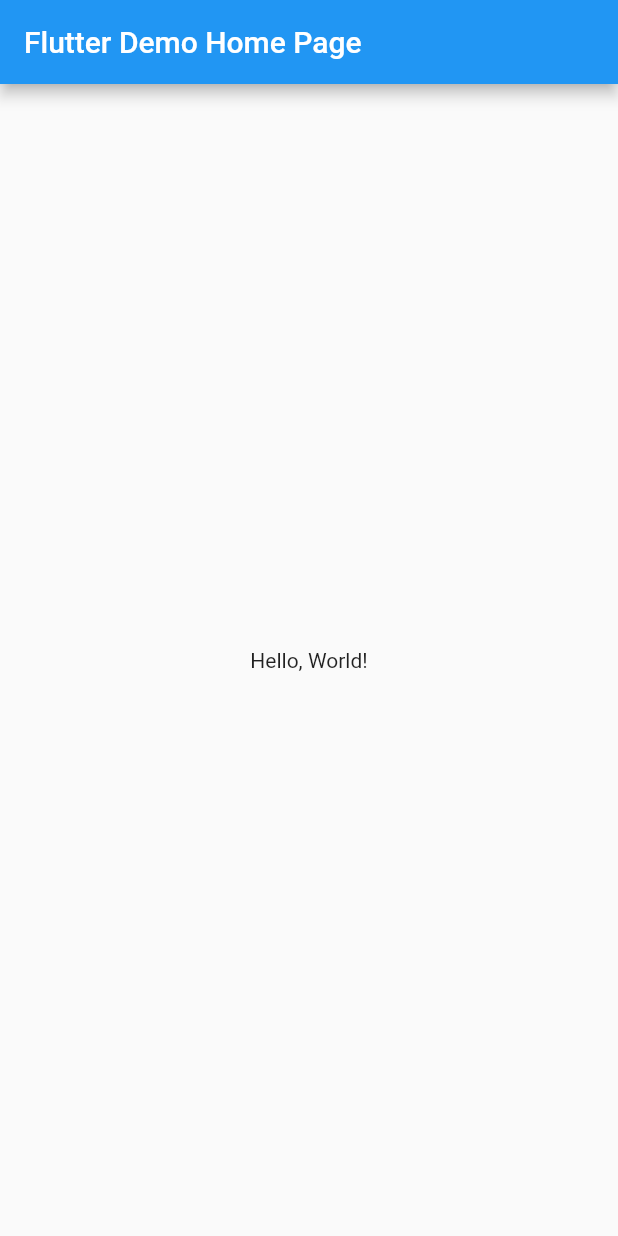
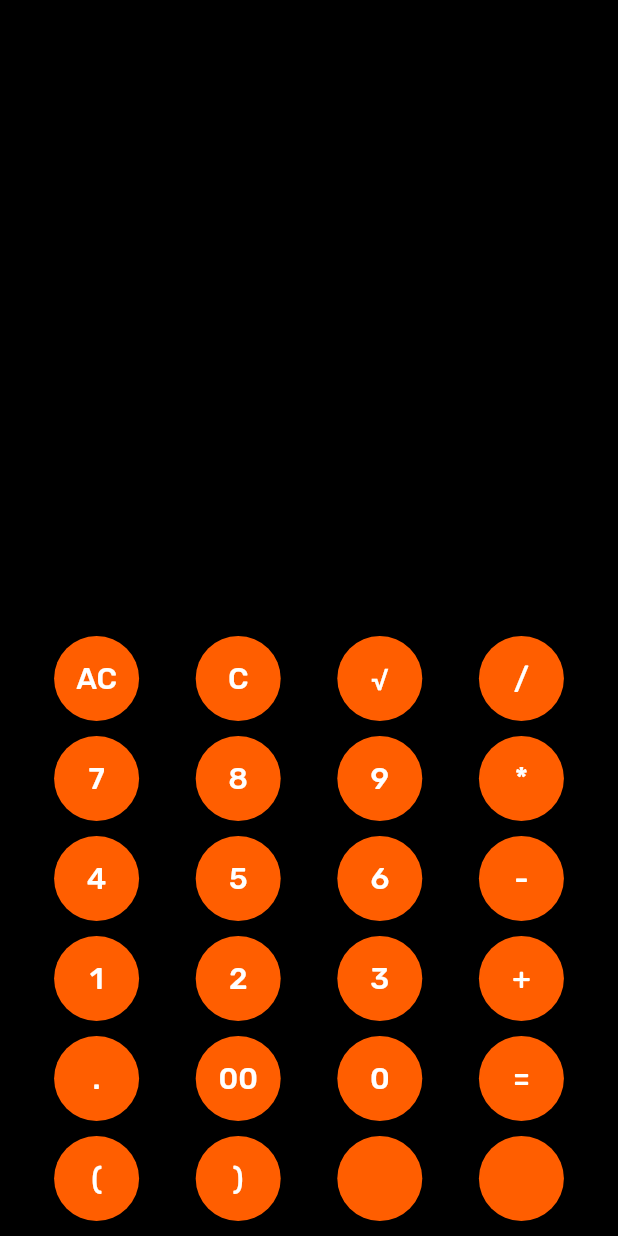
Before and after one commit to joeward1977/Calculator, a Flutter app: the screen it shows after launch, on a phone screen of 412 x 824 dp. Run offline on Flutter 3.47's test engine with Material 2 defaults, Android fonts, the phone set to English and light mode, and no system bars; our stand-ins replace google_fonts, math_expressions.

Commit message:
Initial Commit

```diff
--- a/analysis_options.yaml
+++ /dev/null
@@ -1,29 +0,0 @@
-# This file configures the analyzer, which statically analyzes Dart code to
-# check for errors, warnings, and lints.
-#
-# The issues identified by the analyzer are surfaced in the UI of Dart-enabled
-# IDEs (https://dart.dev/tools#ides-and-editors). The analyzer can also be
-# invoked from the command line by running `flutter analyze`.
-
-# The following line activates a set of recommended lints for Flutter apps,
-# packages, and plugins designed to encourage good coding practices.
-include: package:flutter_lints/flutter.yaml
-
-linter:
-  # The lint rules applied to this project can be customized in the
-  # section below to disable rules from the `package:flutter_lints/flutter.yaml`
-  # included above or to enable additional rules. A list of all available lints
-  # and their documentation is published at
-  # https://dart-lang.github.io/linter/lints/index.html.
-  #
-  # Instead of disabling a lint rule for the entire project in the
-  # section below, it can also be suppressed for a single line of code
-  # or a specific dart file by using the `// ignore: name_of_lint` and
-  # `// ignore_for_file: name_of_lint` syntax on the line or in the file
-  # producing the lint.
-  rules:
-    # avoid_print: false  # Uncomment to disable the `avoid_print` rule
-    # prefer_single_quotes: true  # Uncomment to enable the `prefer_single_quotes` rule
-
-# Additional information about this file can be found at
-# https://dart.dev/guides/language/analysis-options
--- /dev/null
+++ b/lib/const.dart
@@ -0,0 +1,21 @@
+import 'package:flutter/material.dart';
+
+// Constats for the whole GUI
+const kBackgroundColor = Color(0xff000000);
+const double kEdgeInset = 5;
+
+// Constants for the first Widget (The calulator history)
+const kExpressionHistoryColor = Color(0xffff5e00);
+const double kExpressionHistoryFontSize = 20;
+
+// Constants for the second Widget (The current calculation or expression)
+const kExpressionColor = Color(0xffffffff);
+const double kExpressionFontSize = 40;
+
+// Constants for the third Widget (The buttons)
+const double kKeypadSize = 400;
+const kRowWidth = 4;
+const double kButtonSize = 60;
+const double kButtonTextSize = 20;
+const kButtonColor = Color(0xffff5e00);
+const kButtonTextColor = Colors.white;
--- a/lib/main.dart
+++ b/lib/main.dart
@@ -1,39 +1,114 @@
+import 'package:calculator/bottonList.dart';
+import 'package:calculator/calculate.dart';
+import 'package:calculator/const.dart';
 import 'package:flutter/material.dart';
+import 'package:google_fonts/google_fonts.dart';
 
-void main() => runApp(MyApp());
+void main() {
+  runApp(CalcApp());
+}
 
-class MyApp extends StatelessWidget {
-  // This widget is the root of your application.
+class CalcApp extends StatefulWidget {
+  const CalcApp({Key key}) : super(key: key);
+
+  @override
+  CalcAppState createState() => CalcAppState();
+}
+
+class CalcAppState extends State<CalcApp> {
+  // Variable to store
+  String _history = '';
+  // Variables to store what is pressed by the keys
+  String _expression = '';
+  Calculate calc = new Calculate();
+  ButtonList buttons;
+
+  @override
+  void initState() {
+    super.initState();
+    buttons = new ButtonList(calc: calc, updateGUI: updateGUI);
+    buttons.addButtons();
+  }
+
+  void updateGUI() {
+    setState(() {
+      _history = calc.history;
+      _expression = calc.expression;
+    });
+  }
+
+  // Create keypad by making rows and colums of buttons with nested for loops
+  Widget getButtons() {
+    return SizedBox(
+        height: kKeypadSize, // Some height
+        child:
+            Column(mainAxisAlignment: MainAxisAlignment.spaceEvenly, children: [
+          for (var i = 0; i < (((buttons.getSize() - 2) ~/ kRowWidth) + 1); i++)
+            Expanded(
+                child: Row(
+                    mainAxisAlignment: MainAxisAlignment.spaceEvenly,
+                    children: [
+                  for (var j = 0; j < kRowWidth; j++)
+                    Container(
+                      child: ((i * kRowWidth + j + 1) < buttons.getSize())
+                          ? buttons.getButton(i * kRowWidth + j + 1)
+                          : buttons.getButton(0),
+                    ),
+                ]))
+        ]));
+  }
+
   @override
   Widget build(BuildContext context) {
     return MaterialApp(
-      // Application name
-      title: 'Flutter Hello World',
-      // Application theme data, you can set the colors for the application as
-      // you want
-      theme: ThemeData(
-        primarySwatch: Colors.blue,
-      ),
-      // A widget which will be started on application startup
-      home: MyHomePage(title: 'Flutter Demo Home Page'),
-    );
-  }
-}
+      debugShowCheckedModeBanner: false,
+      title: 'Calculator',
+      home: Scaffold(
+        backgroundColor: kBackgroundColor,
+        body: Container(
+          padding: EdgeInsets.all(kEdgeInset),
+          child: Column(
+            mainAxisAlignment: MainAxisAlignment.end,
+            children: <Widget>[
+              // Area which holds the history of the calculator
+              Container(
+                child: Padding(
+                  padding: const EdgeInsets.only(right: kEdgeInset),
+                  child: Text(
+                    _history,
+                    style: GoogleFonts.rubik(
+                      textStyle: TextStyle(
+                        fontSize: kExpressionHistoryFontSize,
+                        color: kExpressionHistoryColor,
+                      ),
+                    ),
+                  ),
+                ),
+                alignment: Alignment(1.0, 1.0),
+              ),
 
-class MyHomePage extends StatelessWidget {
-  final String title;
-  const MyHomePage({Key? key, required this.title}) : super(key: key);
+              // Area which holds the current expression to be calculated
+              Container(
+                child: Padding(
+                  padding: const EdgeInsets.all(kEdgeInset),
+                  child: Text(
+                    _expression,
+                    style: GoogleFonts.rubik(
+                      textStyle: TextStyle(
+                        fontSize: kExpressionFontSize,
+                        color: kExpressionColor,
+                      ),
+                    ),
+                  ),
+                ),
+                alignment: Alignment(1.0, 1.0),
+              ),
 
-  @override
-  Widget build(BuildContext context) {
-    return Scaffold(
-      appBar: AppBar(
-        // The title text which will be shown on the action bar
-        title: Text(title),
-      ),
-      body: Center(
-        child: Text(
-          'Hello, World!',
+              // Area which holds all the buttons
+              //SizedBox(height: 40),
+              getButtons(),
+            ],
+          ),
         ),
       ),
     );
--- /dev/null
+++ b/lib/widgets/CalcButton.dart
@@ -0,0 +1,50 @@
+import 'package:calculator/const.dart';
+import 'package:flutter/material.dart';
+import 'package:google_fonts/google_fonts.dart';
+
+class CalcButton extends StatelessWidget {
+  final String text;
+  final Color fillColor = kButtonColor;
+  final Color textColor = kButtonTextColor;
+  final double textSize = kButtonTextSize;
+  final String operation;
+  final Function callback;
+  final Function callback2;
+
+  CalcButton({
+    Key key,
+    this.text,
+    this.operation,
+    this.callback,
+    this.callback2,
+  }) : super(key: key);
+
+  @override
+  Widget build(BuildContext context) {
+    return Container(
+      margin: EdgeInsets.all(kEdgeInset),
+      child: SizedBox(
+        width: kButtonSize,
+        height: kButtonSize,
+        child: ElevatedButton(
+          child: Text(
+            text,
+            style: GoogleFonts.rubik(
+              textStyle: TextStyle(fontSize: textSize, color: textColor),
+            ),
+          ),
+          onPressed: () {
+            callback(operation ?? text);
+            callback2();
+            print(text);
+          },
+          style: ElevatedButton.styleFrom(
+            fixedSize: const Size(kButtonSize * .9, kButtonSize * .9),
+            shape: const CircleBorder(),
+            primary: fillColor != null ? fillColor : null,
+          ),
+        ),
+      ),
+    );
+  }
+}
```
Also changed, not shown: lib/bottonList.dart (added, +70 -0 lines), lib/calculate.dart (added, +35 -0 lines), pubspec.yaml (+14 -16 lines), screenshot.png (added), 46 other files.
